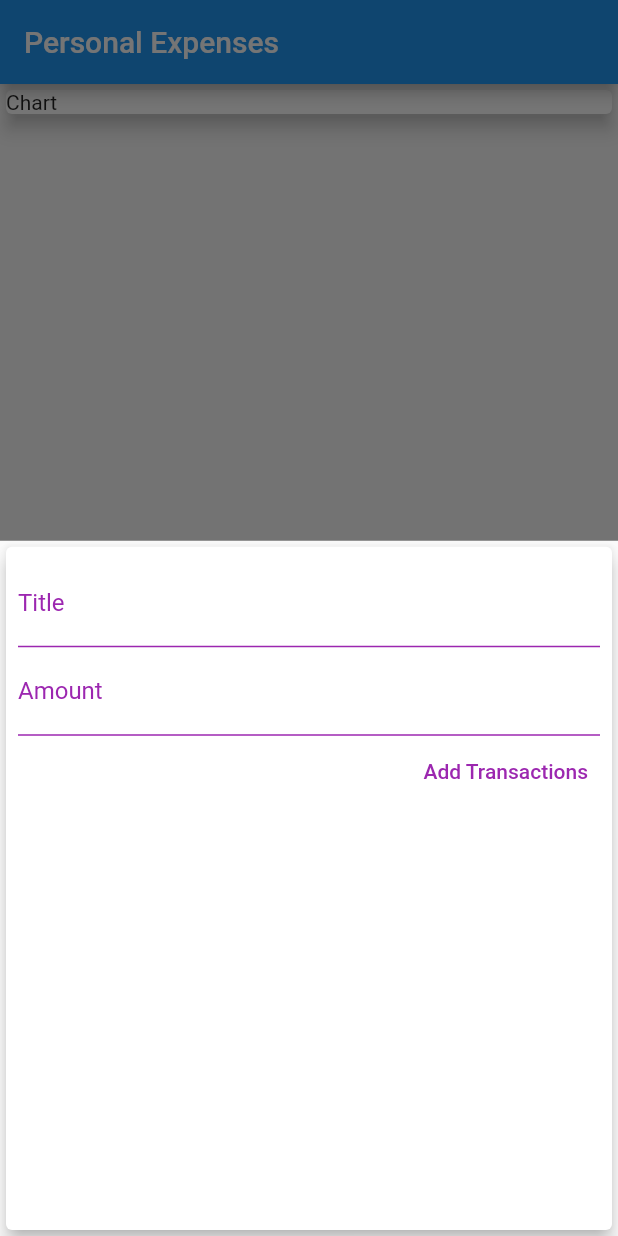
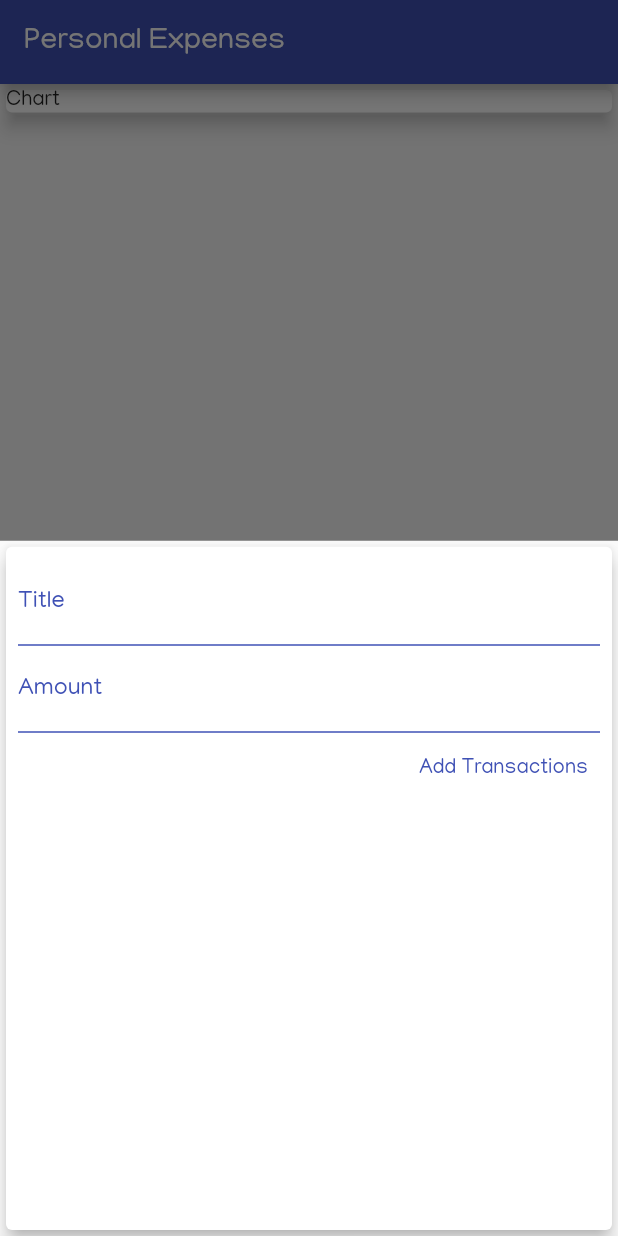
Before and after one commit to pife00/flutter_personal_expenses, a Flutter app: the screen it shows after launch, after a tap on the "add" icon, on a phone screen of 412 x 824 dp. Run offline on Flutter 3.47's test engine with Material 2 defaults, Android fonts, the phone set to English and light mode, and no system bars.

Commit message:
mejorado el tema

```diff
--- a/lib/main.dart
+++ b/lib/main.dart
@@ -7,6 +7,15 @@ import 'models/transaction.dart';
 void main() {
   runApp(MaterialApp(
     home: MyApp(),
+    title: "Personal Expenses",
+    theme: ThemeData(
+        fontFamily: 'Manjari',
+        primarySwatch: Colors.indigo,
+        accentColor: Colors.indigo[900],
+        inputDecorationTheme: InputDecorationTheme(
+            labelStyle: TextStyle(color: Colors.indigo),
+            enabledBorder: UnderlineInputBorder(
+                borderSide: BorderSide(color: Colors.indigo)))),
   ));
 }
 
@@ -22,16 +31,18 @@ class _MyAppState extends State<MyApp> {
   final amountController = TextEditingController();
 
   void startNewTransaction(BuildContext context) {
-    showModalBottomSheet(context: context, builder: (_) {
-      return GestureDetector(
-        onTap: (){},
-        behavior: HitTestBehavior.opaque,
-        child:NewTransaction(addTranscations),
-        );
-    });
+    showModalBottomSheet(
+        context: context,
+        builder: (_) {
+          return GestureDetector(
+            onTap: () {},
+            behavior: HitTestBehavior.opaque,
+            child: NewTransaction(addTranscations),
+          );
+        });
   }
 
-  void addTranscations(String title,String amount) {
+  void addTranscations(String title, String amount) {
     var el = Transaction(
         id: DateTime.now().toString(),
         title: title,
@@ -40,7 +51,6 @@ class _MyAppState extends State<MyApp> {
     setState(() {
       transaction.add(el);
     });
-
   }
 
   @override
@@ -48,8 +58,7 @@ class _MyAppState extends State<MyApp> {
     return Scaffold(
       appBar: AppBar(
         title: Text('Personal Expenses'),
-        actions: <Widget>[
-        ],
+        actions: <Widget>[],
       ),
       body: Column(
         mainAxisAlignment: MainAxisAlignment.start,
@@ -62,12 +71,13 @@ class _MyAppState extends State<MyApp> {
               elevation: 5,
             ),
           ),
-
           TransactionList(transaction),
         ],
       ),
       floatingActionButton: FloatingActionButton(
-        onPressed: () {startNewTransaction(context);},
+        onPressed: () {
+          startNewTransaction(context);
+        },
         child: Icon(Icons.add),
       ),
     );
--- a/lib/widgets/new_transcation.dart
+++ b/lib/widgets/new_transcation.dart
@@ -26,30 +26,12 @@ class _NewTransactionState extends State<NewTransaction> {
               controller: titleController,
               decoration: InputDecoration(
                 labelText: 'Title',
-                labelStyle: TextStyle(color: Colors.purple),
-                enabledBorder: UnderlineInputBorder(
-                  borderSide: BorderSide(color: Colors.purple),
-                ),
-                focusedBorder: UnderlineInputBorder(
-                  borderSide: BorderSide(color: Colors.purple),
-                ),
-                border: UnderlineInputBorder(
-                    borderSide: BorderSide(color: Colors.purple)),
               ),
             ),
             TextField(
               controller: amountController,
               keyboardType: TextInputType.number,
               decoration: InputDecoration(
-                labelStyle: TextStyle(color: Colors.purple),
-                enabledBorder: UnderlineInputBorder(
-                  borderSide: BorderSide(color: Colors.purple),
-                ),
-                focusedBorder: UnderlineInputBorder(
-                  borderSide: BorderSide(color: Colors.purple),
-                ),
-                border: UnderlineInputBorder(
-                    borderSide: BorderSide(color: Colors.purple)),
                 labelText: 'Amount',
               ),
             ),
@@ -62,7 +44,6 @@ class _NewTransactionState extends State<NewTransaction> {
                   Navigator.of(context).pop();
                 },
                 child: Text('Add Transactions'),
-                style: TextButton.styleFrom(primary: Colors.purple),
               ),
             )
           ],
--- a/lib/widgets/transaction_list.dart
+++ b/lib/widgets/transaction_list.dart
@@ -23,7 +23,7 @@ class TransactionList extends StatelessWidget {
                               vertical: 10, horizontal: 15),
                           decoration: BoxDecoration(
                               border: Border.all(
-                            color: Colors.purple,
+                            color: Theme.of(context).primaryColor,
                             width: 2,
                           )),
                           padding: EdgeInsets.all(10),
@@ -32,7 +32,7 @@ class TransactionList extends StatelessWidget {
                             style: TextStyle(
                                 fontWeight: FontWeight.bold,
                                 fontSize: 20,
-                                color: Colors.purple),
+                                color: Theme.of(context).primaryColor),
                           )),
                       Column(
                         crossAxisAlignment: CrossAxisAlignment.start,
```
Also changed, not shown: pubspec.yaml (+6 -6 lines), assets/fonts/MajorMonoDisplay-Regular.ttf (added), assets/fonts/Manjari-Bold.ttf (added), assets/fonts/Manjari-Regular.ttf (added), assets/fonts/Manjari-Thin.ttf (added).
